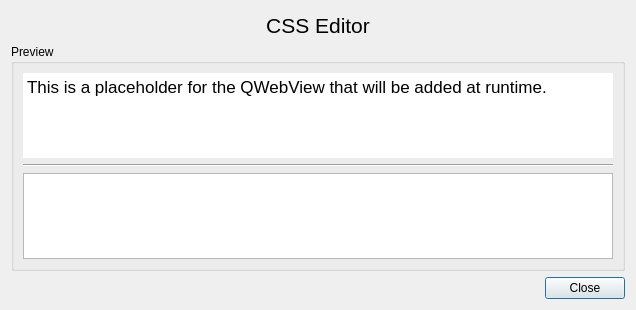
Old version of the form dialogs/css_editor.ui in the repository Philantrop/calibre-marvin-manager.
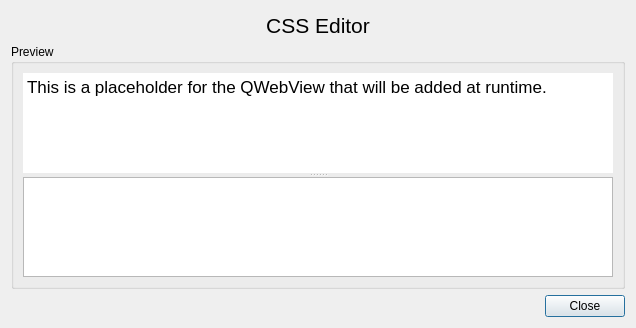
New version of the form. Icons and pictures are not drawn.

Commit message: Added splitter to CSS editor, added sample DV content.

The edit to the form file:
```diff
--- a/dialogs/css_editor.ui
+++ b/dialogs/css_editor.ui
@@ -7,7 +7,7 @@
     <x>0</x>
     <y>0</y>
     <width>636</width>
-    <height>310</height>
+    <height>328</height>
    </rect>
   </property>
   <property name="windowTitle">
@@ -64,8 +64,10 @@
        </property>
        <layout class="QVBoxLayout" name="verticalLayout_3">
         <item>
-         <layout class="QVBoxLayout" name="preview_gb_vl">
-          <item>
+         <widget class="QSplitter" name="splitter">
+          <property name="orientation">
+           <enum>Qt::Vertical</enum>
+          </property>
            <widget class="QTextBrowser" name="placeholder">
             <property name="font">
              <font>
@@ -83,21 +85,11 @@
 &lt;p style=&quot; margin-top:0px; margin-bottom:0px; margin-left:0px; margin-right:0px; -qt-block-indent:0; text-indent:0px;&quot;&gt;This is a placeholder for the QWebView that will be added at runtime.&lt;/p&gt;&lt;/body&gt;&lt;/html&gt;</string>
             </property>
            </widget>
-          </item>
-         </layout>
-        </item>
-        <item>
-         <widget class="Line" name="line">
-          <property name="orientation">
-           <enum>Qt::Horizontal</enum>
-          </property>
-         </widget>
-        </item>
-        <item>
          <widget class="QPlainTextEdit" name="css_pte">
           <property name="toolTip">
            <string/>
           </property>
+          </widget>
          </widget>
         </item>
        </layout>
```
Left out of the diff: 2 changed lines with no effect on the pictures. Lines whose indentation alone changed are shown as unchanged. The commit also changes 2 other files.
